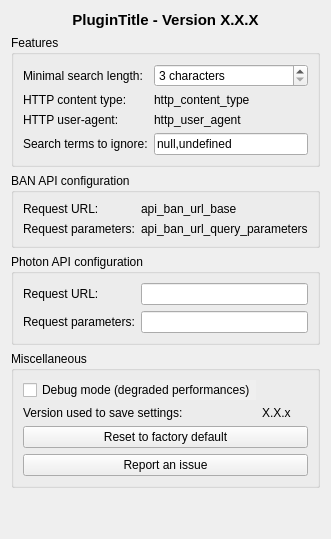
IGNF-Xavier/qgis-French-locator-filter, file french_locator_filter/gui/dlg_settings.ui: the form before one commit.
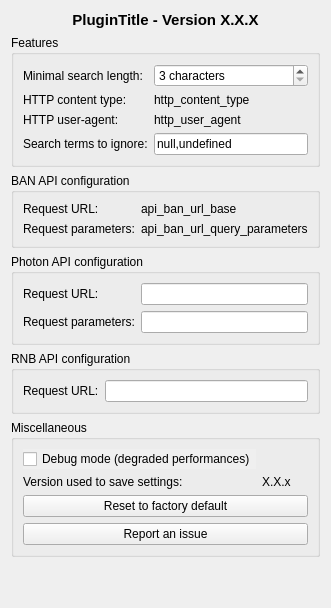
The form after the commit. Icons and pictures are not drawn. Custom widgets are drawn as their Qt base class.

What changed in the file:
```diff
--- a/french_locator_filter/gui/dlg_settings.ui
+++ b/french_locator_filter/gui/dlg_settings.ui
@@ -234,6 +234,29 @@
      </layout>
     </widget>
    </item>
+   <item>
+    <widget class="QGroupBox" name="grp_api_rnb">
+     <property name="title">
+      <string>RNB API configuration</string>
+     </property>
+     <layout class="QGridLayout" name="gridLayout_5">
+      <item row="0" column="0">
+       <widget class="QLabel" name="lbl_url_rnb_path">
+        <property name="text">
+         <string>Request URL:</string>
+        </property>
+       </widget>
+      </item>
+      <item row="0" column="1">
+       <widget class="QgsFilterLineEdit" name="lne_url_api_rnb_path_value">
+        <property name="qgisRelation" stdset="0">
+         <string notr="true"/>
+        </property>
+       </widget>
+      </item>
+     </layout>
+    </widget>
+   </item>
    <item>
     <widget class="QGroupBox" name="grp_misc">
      <property name="title">
```
